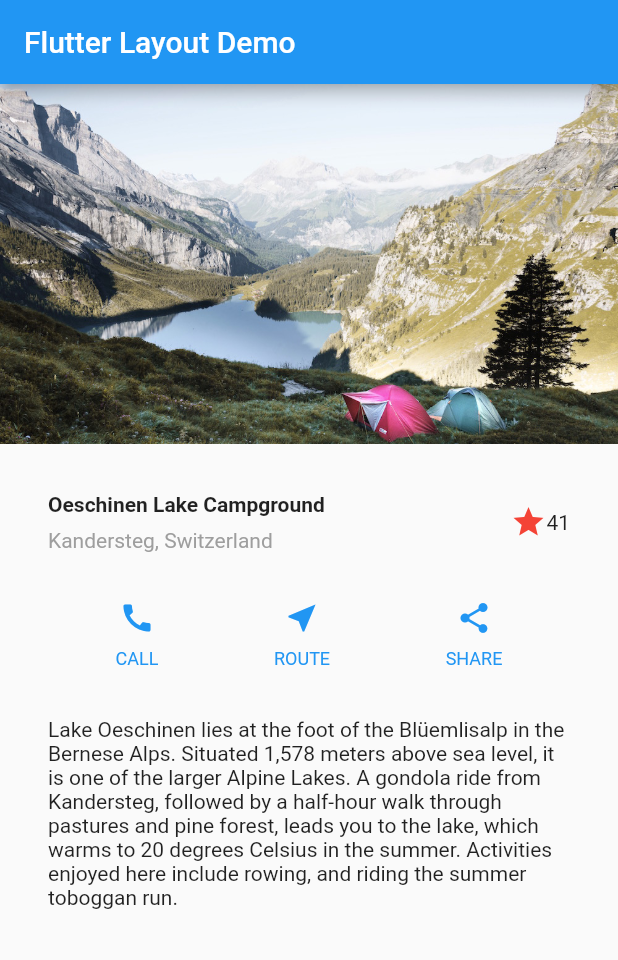
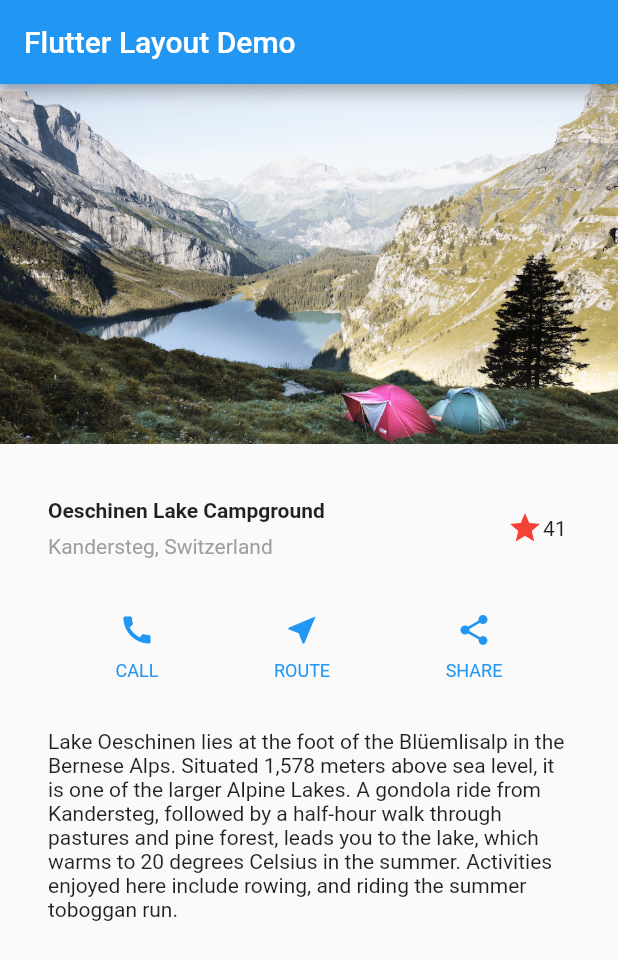
Before and after one commit to CMSC-23/layout-interactivity-discussion-code, a Flutter app: the screen it shows after launch, on a phone screen of 412 x 824 dp. Shown: the top 960 px of the screen. Run offline on Flutter 3.47's test engine with Material 2 defaults, Android fonts, the light colour scheme and no system bars.

Commit message:
Added the stateful widget to the widget tree

```diff
--- a/lib/main.dart
+++ b/lib/main.dart
@@ -39,12 +39,7 @@ class MyApp extends StatelessWidget {
               ],
             ),
           ),
-          /*3*/
-          Icon(
-            Icons.star,
-            color: Colors.red[500],
-          ),
-          const Text('41'),
+          const FavoriteWidget(),
         ],
       ),
     );
```
